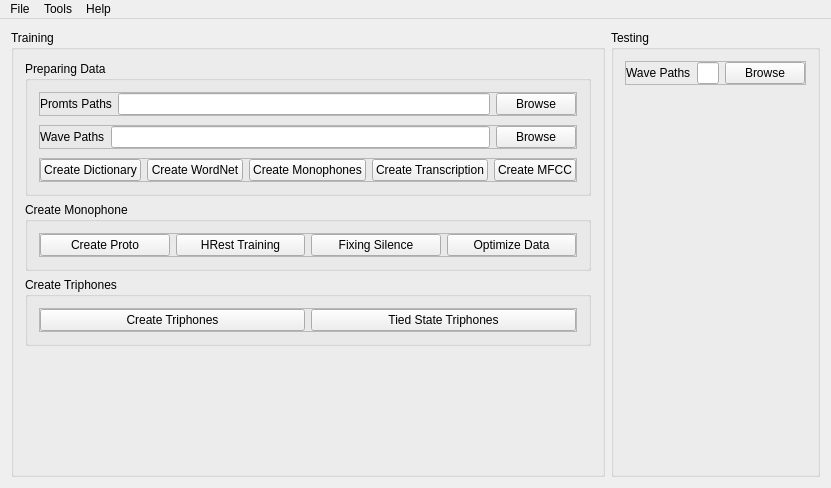
Before: the Qt Designer form apps/speechrecognition/speechrecognition.ui in levanhong05/VietnameseSpeechRecognition, drawn with Qt 5.
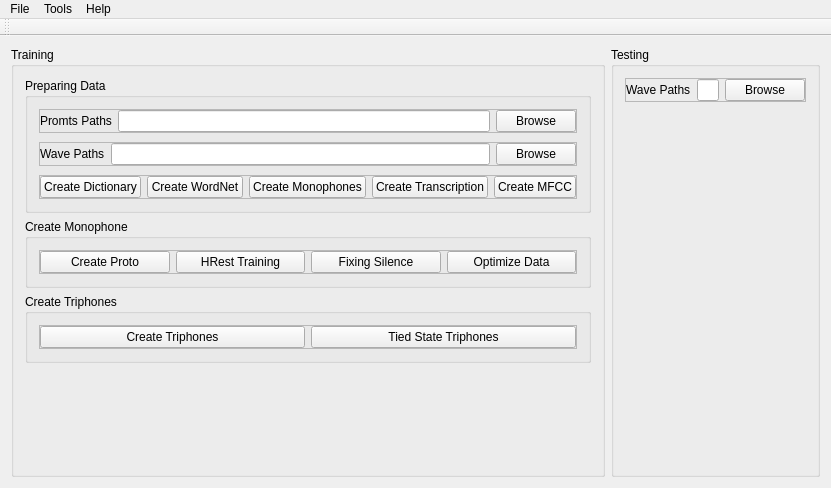
After: the same form once the commit is applied. Icons and pictures are not drawn.

Diff of the .ui file:
```diff
--- a/apps/speechrecognition/speechrecognition.ui
+++ b/apps/speechrecognition/speechrecognition.ui
@@ -428,6 +428,17 @@
    <addaction name="menuTools"/>
    <addaction name="menuHelp"/>
   </widget>
+  <widget class="QToolBar" name="toolBar">
+   <property name="windowTitle">
+    <string>toolBar</string>
+   </property>
+   <attribute name="toolBarArea">
+    <enum>TopToolBarArea</enum>
+   </attribute>
+   <attribute name="toolBarBreak">
+    <bool>false</bool>
+   </attribute>
+  </widget>
   <action name="actionConvert_Typing">
    <property name="icon">
     <iconset resource="speech_res.qrc">
```
